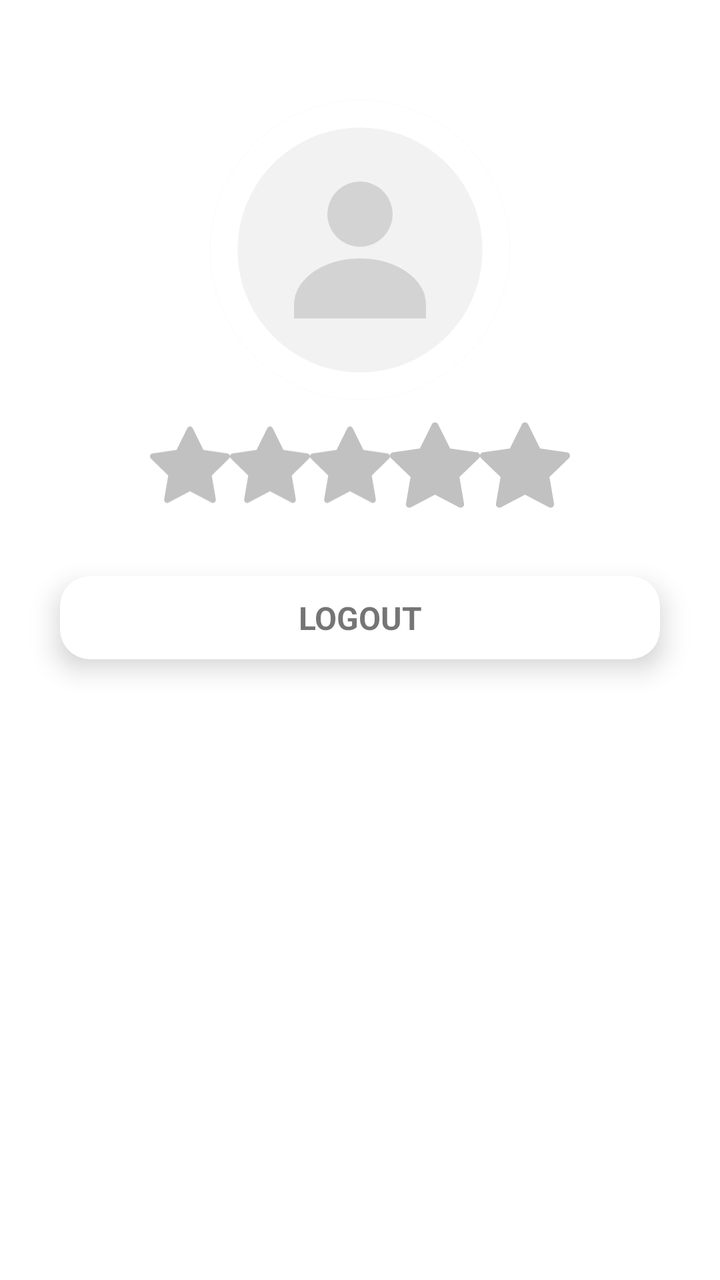
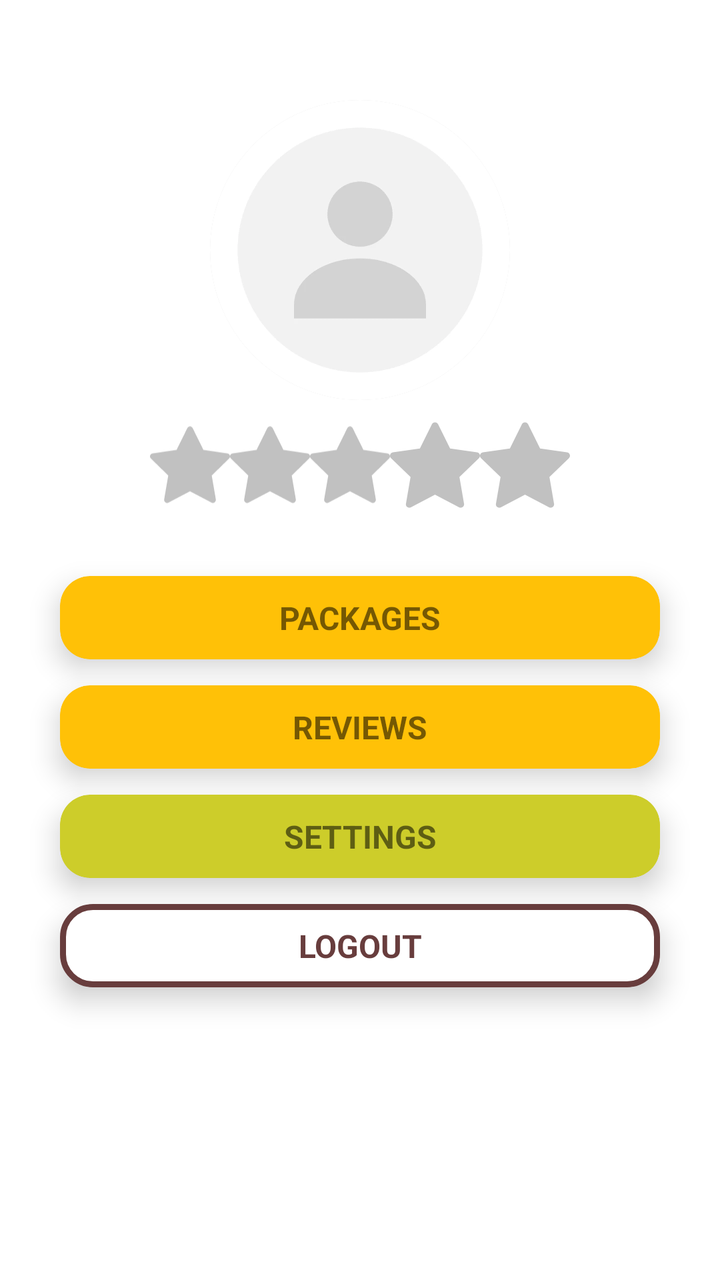

Two renders of the same Android screen: before a commit and after it. Below are the layout's source before the change and the commit's diff.
<!-- AndroidManifest.xml: application theme Theme.Replate -->
<!-- res/layout/fragment_profile.xml -->
<?xml version="1.0" encoding="utf-8"?>
<LinearLayout xmlns:android="http://schemas.android.com/apk/res/android"
    xmlns:tools="http://schemas.android.com/tools"
    android:layout_width="match_parent"
    android:layout_height="match_parent"
    android:orientation="vertical"

    android:gravity="center_horizontal">

    <ImageView
        android:id="@+id/profile_image"
        android:layout_width="150dp"
        android:layout_height="150dp"
        android:src="@drawable/image_profile"
        android:layout_marginTop="50dp"
        android:scaleType="centerCrop"
        android:background="@drawable/background_circle_photo"
        android:clickable="true"
        android:clipToOutline="true"
        android:focusable="true" />
    <LinearLayout
        android:layout_marginTop="10dp"
        android:gravity="center"
        android:layout_width="match_parent"
        android:layout_height="wrap_content">

        <ImageView
            android:id="@+id/star1"
            android:layout_width="40dp"
            android:layout_height="40dp"
            android:src="@drawable/no_review" />

        <ImageView
            android:layout_width="40dp"
            android:layout_height="40dp"
            android:id="@+id/star2"
            android:src="@drawable/no_review"/>
        <ImageView
            android:layout_width="40dp"
            android:layout_height="40dp"
            android:id="@+id/star3"
            android:src="@drawable/no_review"/>
        <ImageView
            android:layout_width="45dp"
            android:layout_height="45dp"
            android:id="@+id/star4"
            android:src="@drawable/no_review"/>
        <ImageView
            android:layout_width="45dp"
            android:layout_height="45dp"
            android:id="@+id/star5"
            android:src="@drawable/no_review"/>

    </LinearLayout>

    <TextView
        android:visibility="gone"
        android:gravity="center"
        android:id="@+id/noreviews"
        android:layout_width="match_parent"
        android:layout_height="wrap_content"
        android:text="No reviews"/>


    <androidx.cardview.widget.CardView
        android:id="@+id/logoutbtn"
        android:layout_gravity="center_horizontal"
        xmlns:android="http://schemas.android.com/apk/res/android"
        xmlns:app="http://schemas.android.com/apk/res-auto"
        android:layout_width="300dp"
        android:layout_height="wrap_content"
        app:cardElevation="8dp"
        app:cardCornerRadius="15dp"
        android:layout_marginTop="33dp"
        android:layout_marginBottom="23dp"
        app:cardBackgroundColor="@android:color/transparent"
        >

        <LinearLayout
            android:layout_width="match_parent"
            android:layout_height="wrap_content"
            android:orientation="horizontal"
            android:gravity="center_vertical"
            android:background="@drawable/logout_btn"
            android:paddingVertical="10dp">

            <TextView
                android:layout_gravity="center_horizontal"
                android:layout_width="wrap_content"
                android:textAlignment="center"
                android:layout_weight="1"
                android:layout_height="wrap_content"
                android:text="LOGOUT"
                android:textStyle="bold"
                android:textSize="16sp"/>


        </LinearLayout>
    </androidx.cardview.widget.CardView>


</LinearLayout>
<!-- resources referenced by this layout -->
<resources>
  <!-- drawable background_circle_photo (drawable) -->
  <?xml version="1.0" encoding="utf-8"?>
  <shape xmlns:android="http://schemas.android.com/apk/res/android" android:shape="oval">
      <solid android:color="#CCCCCC" />
  </shape>
  <!-- drawable image_profile: webp bitmap (drawable, 2388 bytes) -->
  <!-- drawable logout_btn (drawable) -->
  <?xml version="1.0" encoding="utf-8"?>
  <shape xmlns:android="http://schemas.android.com/apk/res/android"
      android:shape="rectangle">
      <solid
          android:color="@color/white" />
      <corners android:radius="15dp" />
  </shape>
  <!-- drawable no_review (drawable) -->
  <vector xmlns:android="http://schemas.android.com/apk/res/android"
      android:width="182dp"
      android:height="175dp"
      android:viewportWidth="182"
      android:viewportHeight="175">
    <path
        android:pathData="M176.1,61.86L121.55,53.93L97.17,4.5C96.5,3.14 95.4,2.05 94.05,1.38C90.66,-0.29 86.53,1.1 84.83,4.5L60.45,53.93L5.9,61.86C4.4,62.08 3.02,62.79 1.97,63.86C0.7,65.17 -0.01,66.93 0.02,68.75C0.04,70.58 0.79,72.32 2.1,73.59L41.56,112.07L32.24,166.4C32.02,167.67 32.16,168.97 32.64,170.16C33.13,171.35 33.93,172.38 34.97,173.13C36.01,173.88 37.24,174.33 38.52,174.42C39.8,174.51 41.07,174.24 42.21,173.64L91,147.99L139.79,173.64C141.12,174.35 142.67,174.59 144.15,174.33C147.89,173.69 150.4,170.14 149.76,166.4L140.44,112.07L179.9,73.59C180.98,72.54 181.69,71.16 181.9,69.66C182.48,65.9 179.86,62.42 176.1,61.86Z"
        android:fillColor="#C1C1C1"/>
  </vector>
  <style name="Theme.Replate" parent="Base.Theme.Replate" />
  <color name="white">#FFFFFFFF</color>
  <style name="Base.Theme.Replate" parent="Theme.MaterialComponents.DayNight.NoActionBar">
          
          
      </style>
</resources>

<!-- the commit's change to res/layout/fragment_profile.xml (unified diff, before → after) -->
@@ -63,6 +63,115 @@
 
 
     <androidx.cardview.widget.CardView
+        android:id="@+id/packagesbtn"
+        android:layout_gravity="center_horizontal"
+        xmlns:android="http://schemas.android.com/apk/res/android"
+        xmlns:app="http://schemas.android.com/apk/res-auto"
+        android:layout_width="300dp"
+        android:layout_height="wrap_content"
+        app:cardElevation="8dp"
+        app:cardCornerRadius="15dp"
+        android:layout_marginTop="33dp"
+        app:cardBackgroundColor="@android:color/transparent"
+        >
+
+        <LinearLayout
+            android:layout_width="match_parent"
+            android:layout_height="wrap_content"
+            android:orientation="horizontal"
+            android:gravity="center_vertical"
+            android:backgroundTint="@color/green"
+            android:background="@drawable/logout_btn"
+            android:paddingVertical="10dp">
+
+            <TextView
+                android:layout_gravity="center_horizontal"
+                android:layout_width="wrap_content"
+                android:textAlignment="center"
+                android:layout_weight="1"
+                android:layout_height="wrap_content"
+                android:text="PACKAGES"
+                android:textStyle="bold"
+                android:textSize="16sp"/>
+
+
+        </LinearLayout>
+    </androidx.cardview.widget.CardView>
+
+    <androidx.cardview.widget.CardView
+        android:id="@+id/reviewsbtn"
+        android:layout_gravity="center_horizontal"
+        xmlns:android="http://schemas.android.com/apk/res/android"
+        xmlns:app="http://schemas.android.com/apk/res-auto"
+        android:layout_width="300dp"
+        android:layout_height="wrap_content"
+        app:cardElevation="8dp"
+        app:cardCornerRadius="15dp"
+        android:layout_marginTop="13dp"
+        app:cardBackgroundColor="@android:color/transparent"
+        >
+
+        <LinearLayout
+            android:layout_width="match_parent"
+            android:layout_height="wrap_content"
+            android:orientation="horizontal"
+            android:gravity="center_vertical"
+            android:backgroundTint="@color/green"
+            android:background="@drawable/logout_btn"
+            android:paddingVertical="10dp">
+
+            <TextView
+                android:layout_gravity="center_horizontal"
+                android:layout_width="wrap_content"
+                android:textAlignment="center"
+                android:layout_weight="1"
+                android:layout_height="wrap_content"
+                android:text="REVIEWS"
+                android:textStyle="bold"
+                android:textSize="16sp"/>
+
+
+        </LinearLayout>
+    </androidx.cardview.widget.CardView>
+
+    <androidx.cardview.widget.CardView
+        android:id="@+id/settingsbtn"
+        android:layout_gravity="center_horizontal"
+        xmlns:android="http://schemas.android.com/apk/res/android"
+        xmlns:app="http://schemas.android.com/apk/res-auto"
+        android:layout_width="300dp"
+        android:layout_height="wrap_content"
+        app:cardElevation="8dp"
+        app:cardCornerRadius="15dp"
+        android:layout_marginTop="13dp"
+        app:cardBackgroundColor="@android:color/transparent"
+        >
+
+        <LinearLayout
+            android:backgroundTint="@color/gold"
+            android:layout_width="match_parent"
+            android:layout_height="wrap_content"
+            android:orientation="horizontal"
+            android:gravity="center_vertical"
+            android:background="@drawable/logout_btn"
+            android:paddingVertical="10dp">
+
+            <TextView
+                android:layout_gravity="center_horizontal"
+                android:layout_width="wrap_content"
+                android:textAlignment="center"
+                android:layout_weight="1"
+                android:layout_height="wrap_content"
+                android:text="SETTINGS"
+                android:textStyle="bold"
+                android:textSize="16sp"/>
+
+
+        </LinearLayout>
+    </androidx.cardview.widget.CardView>
+
+
+    <androidx.cardview.widget.CardView
         android:id="@+id/logoutbtn"
         android:layout_gravity="center_horizontal"
         xmlns:android="http://schemas.android.com/apk/res/android"
@@ -71,7 +180,7 @@
         android:layout_height="wrap_content"
         app:cardElevation="8dp"
         app:cardCornerRadius="15dp"
-        android:layout_marginTop="33dp"
+        android:layout_marginTop="13dp"
         android:layout_marginBottom="23dp"
         app:cardBackgroundColor="@android:color/transparent"
         >
@@ -81,10 +190,11 @@
             android:layout_height="wrap_content"
             android:orientation="horizontal"
             android:gravity="center_vertical"
-            android:background="@drawable/logout_btn"
-            android:paddingVertical="10dp">
-
-            <TextView
+            android:background="@drawable/button_brown_border"
+            android:paddingVertical="10dp">
+
+            <TextView
+                android:textColor="@color/brown"
                 android:layout_gravity="center_horizontal"
                 android:layout_width="wrap_content"
                 android:textAlignment="center"
@@ -98,5 +208,4 @@
         </LinearLayout>
     </androidx.cardview.widget.CardView>
 
-
 </LinearLayout>
<!-- resource entries referenced after the edit -->
@@ -1,9 +1,24 @@
 <!-- resources referenced by this layout -->
 <resources>
+  <color name="brown">#683D3D</color>
+  <color name="gold">#CDCD2A</color>
+  <color name="green">#FFC107</color>
   <!-- drawable background_circle_photo (drawable) -->
   <?xml version="1.0" encoding="utf-8"?>
   <shape xmlns:android="http://schemas.android.com/apk/res/android" android:shape="oval">
       <solid android:color="#CCCCCC" />
+  </shape>
+  <!-- drawable button_brown_border (drawable) -->
+  <shape xmlns:android="http://schemas.android.com/apk/res/android"
+      android:shape="rectangle">
+  
+      <solid android:color="@android:color/white" />
+  
+      <stroke
+          android:width="3dp"
+          android:color="@color/brown" />
+  
+      <corners android:radius="15dp" />
   </shape>
   <!-- drawable image_profile: webp bitmap (drawable, 2388 bytes) -->
   <!-- drawable logout_btn (drawable) -->
